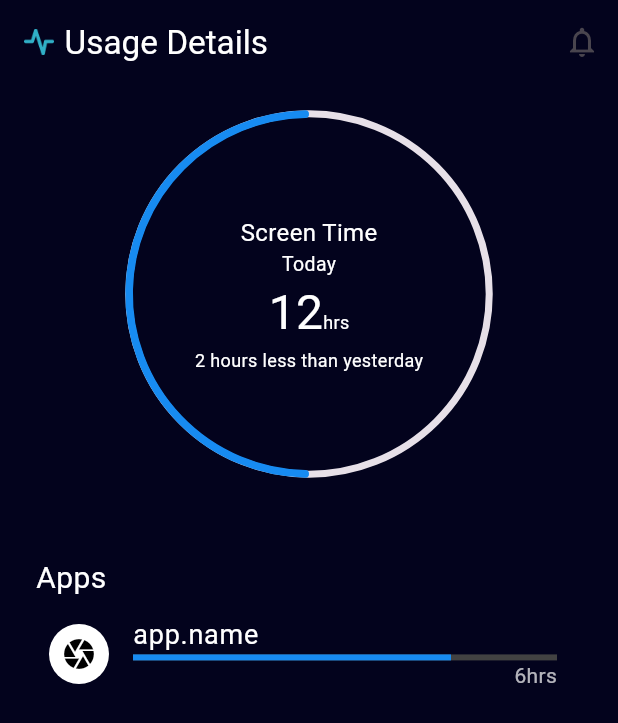
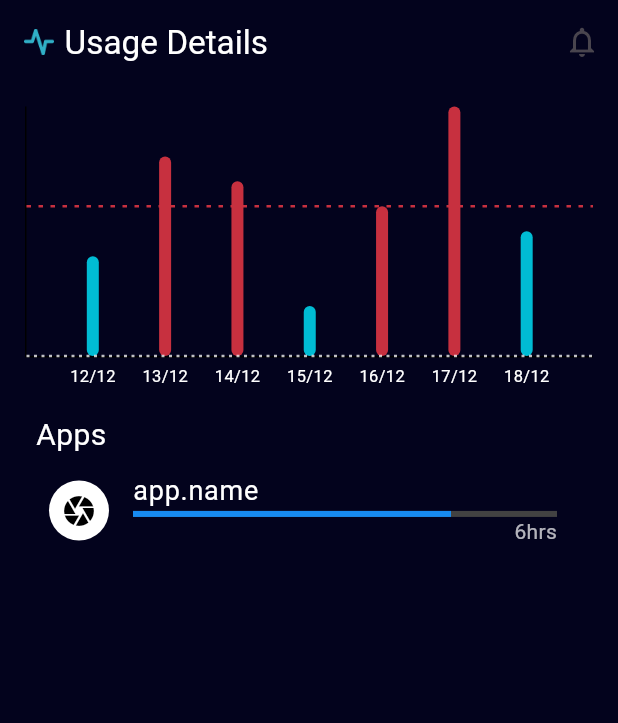
Before and after one commit to OmarAbdelgilil/trackwise_mobile_app, a Flutter app: the screen it shows after launch, on a phone screen of 412 x 824 dp. Shown: the top 723 px of the screen. Run offline on Flutter 3.47's test engine with Material 3 defaults, Android fonts, the phone set to English and light mode, and no system bars; drawn by our look-alikes of fl_chart, syncfusion_flutter_gauges; our stand-ins replace dio, flutter_riverpod, flutter_screenutil, get_it, google_fonts, injectable and 2 more.

Commit message:
bar chart

```diff
--- a/lib/features/Home/presentation/home_screen.dart
+++ b/lib/features/Home/presentation/home_screen.dart
@@ -1,6 +1,7 @@
 import 'package:flutter/material.dart';
 import 'package:flutter_screenutil/flutter_screenutil.dart';
 import 'package:track_wise_mobile_app/features/Home/presentation/widgets/app_tile.dart';
+import 'package:track_wise_mobile_app/features/Home/presentation/widgets/bar_chart.dart';
 import 'package:track_wise_mobile_app/features/Home/presentation/widgets/circle_progress_bar.dart';
 import 'package:track_wise_mobile_app/utils/colors_manager.dart';
 import 'package:track_wise_mobile_app/utils/image_path_manager.dart';
@@ -39,10 +40,11 @@ class _HomeScreenState extends State<HomeScreen> {
       body: SingleChildScrollView(
         child: Padding(
           padding: EdgeInsets.symmetric(horizontal:18.0.h),
-          child: Column(
+          child:  Column(
             mainAxisAlignment: MainAxisAlignment.start,
             children: [
-              const CircleProgressBar(),
+              //const CircleProgressBar(),
+              const BarChartWidget(),
               Container(alignment: Alignment.centerLeft,padding: EdgeInsets.only(left: 8.h) ,child: const Text(StringsManager.apps,style: TextStyle(color: Colors.white,fontSize: 20),)),
               SizedBox(
                 height: 360.h,
--- /dev/null
+++ b/lib/features/Home/presentation/widgets/bar_chart.dart
@@ -0,0 +1,96 @@
+import 'package:fl_chart/fl_chart.dart';
+import 'package:flutter/material.dart';
+import 'package:track_wise_mobile_app/utils/colors_manager.dart';
+
+class BarChartWidget extends StatelessWidget {
+  const BarChartWidget({super.key});
+  //number of hours
+
+  @override
+  Widget build(BuildContext context) {
+    final List<double> points = [4, 8, 7, 2, 6, 10, 5];
+    final avgY = points.reduce(
+          (a, b) => a + b,
+        ) /
+        points.length;
+    return Padding(
+      padding: const EdgeInsets.only(top: 15.0, bottom: 15),
+      child: AspectRatio(
+        aspectRatio: 2,
+        child: BarChart(
+          BarChartData(
+            barTouchData: BarTouchData(touchTooltipData: BarTouchTooltipData(
+              fitInsideVertically: true,
+              tooltipBorder: BorderSide.none,
+              tooltipMargin: 0,
+              tooltipPadding: const EdgeInsets.all(0),
+              getTooltipColor: (group) => const Color.fromARGB(0, 0, 0, 0),
+              getTooltipItem: (group, groupIndex, rod, rodIndex) => BarTooltipItem("${rod.toY.toInt().toString()} hrs",const TextStyle(color: Color.fromARGB(212, 255, 255, 255),fontSize: 10)),
+            )),
+            extraLinesData: ExtraLinesData(horizontalLines: [
+              HorizontalLine(
+                y: avgY,
+                color: ColorsManager.red,
+                strokeWidth: 1.7,
+                dashArray: [3, 5],
+                label: HorizontalLineLabel(
+                  alignment: Alignment.centerRight,
+                  padding: const EdgeInsets.only(bottom: 20),
+                  show: true,
+                  labelResolver: (line) => '${line.y.toInt()}hrs',
+                  style: const TextStyle(
+                      color: ColorsManager.red, fontWeight: FontWeight.bold),
+                ),
+              ),
+              HorizontalLine(
+                y: 0,
+                color: const Color.fromARGB(192, 255, 255, 255),
+                strokeWidth: 1.7,
+                dashArray: [2, 3],
+              ),
+            ]),
+            barGroups: _chartGroups(avgY, points),
+            borderData: FlBorderData(
+                border: const Border(bottom: BorderSide(), left: BorderSide())),
+            gridData: const FlGridData(show: false),
+            titlesData: FlTitlesData(
+              bottomTitles: AxisTitles(sideTitles: _bottomTitles),
+              leftTitles:
+                  const AxisTitles(sideTitles: SideTitles(showTitles: false)),
+              topTitles:
+                  const AxisTitles(sideTitles: SideTitles(showTitles: false)),
+              rightTitles:
+                  const AxisTitles(sideTitles: SideTitles(showTitles: false)),
+            ),
+          ),
+        ),
+      ),
+    );
+  }
+}
+
+List<BarChartGroupData> _chartGroups(avg,points) {
+  List<BarChartGroupData> data = [];
+  for (int i = 0; i < points.length; i++) {
+    data.add(BarChartGroupData(x: i, barRods: [
+      BarChartRodData(
+          toY: points[i], color: points[i] >= avg ? ColorsManager.red : null,)
+    ]));
+  }
+  return data;
+}
+
+SideTitles get _bottomTitles => SideTitles(
+
+    showTitles: true,
+    getTitlesWidget: (value, meta) {
+      //dates to do
+      String text = '${(value.toInt() + 12).toString()}/12';
+      return Padding(
+        padding: const EdgeInsets.only(top:  4.0),
+        child: Text(
+          text,
+          style: const TextStyle(color: Colors.white, fontSize: 11),
+        ),
+      );
+    });
--- a/lib/utils/colors_manager.dart
+++ b/lib/utils/colors_manager.dart
@@ -4,4 +4,5 @@ class ColorsManager {
   static const Color backgroundColor = Color(0xff03031D);
   static const Color primaryColor = Color(0xff30B0C7);
   static const Color darkGrey = Color(0xff49454F);
+  static const Color red = Color.fromARGB(255,199, 48, 63);
 }
--- a/pubspec.yaml
+++ b/pubspec.yaml
@@ -45,6 +45,7 @@ dependencies:
   pretty_dio_logger: ^1.4.0
   flutter_screenutil: ^5.9.3
   syncfusion_flutter_gauges: ^28.2.5
+  fl_chart: ^0.70.2
 
 dev_dependencies:
   flutter_test:
```
Also changed, not shown: pubspec.lock, 4 other files.
